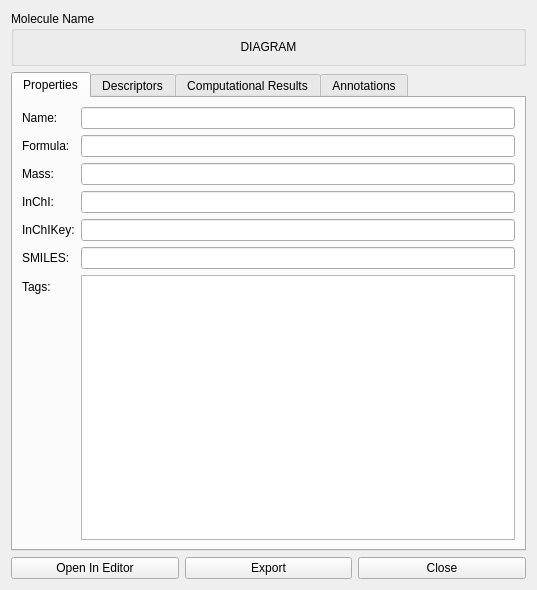
Above: mongochem/gui/moleculedetaildialog.ui from OpenChemistry/mongochem before the change. Below: the same form after it.
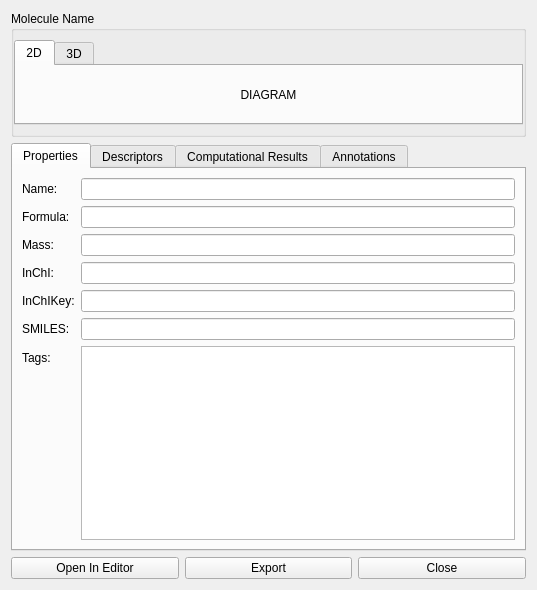
That is the form after the change. Custom widgets are drawn as their Qt base class.

What changed in the file:
```diff
--- a/mongochem/gui/moleculedetaildialog.ui
+++ b/mongochem/gui/moleculedetaildialog.ui
@@ -19,15 +19,45 @@
      <property name="title">
       <string>Molecule Name</string>
      </property>
-     <layout class="QVBoxLayout" name="diagramLayout">
+     <layout class="QVBoxLayout" name="verticalLayout">
+      <property name="leftMargin">
+       <number>0</number>
+      </property>
+      <property name="rightMargin">
+       <number>0</number>
+      </property>
       <item>
-       <widget class="QLabel" name="diagramLabel">
-        <property name="text">
-         <string>DIAGRAM</string>
+       <widget class="QTabWidget" name="diagramTabWidget">
+        <property name="currentIndex">
+         <number>0</number>
         </property>
-        <property name="alignment">
-         <set>Qt::AlignCenter</set>
-        </property>
+        <widget class="QWidget" name="molecule2DTab">
+         <attribute name="title">
+          <string>2D</string>
+         </attribute>
+         <layout class="QVBoxLayout" name="diagram2DLayout">
+          <item>
+           <widget class="QLabel" name="diagram2DLabel">
+            <property name="text">
+             <string>DIAGRAM</string>
+            </property>
+            <property name="alignment">
+             <set>Qt::AlignCenter</set>
+            </property>
+           </widget>
+          </item>
+         </layout>
+        </widget>
+        <widget class="QWidget" name="molecule3DTab">
+         <attribute name="title">
+          <string>3D</string>
+         </attribute>
+         <layout class="QVBoxLayout" name="diagram3DLayout">
+         <item>
+         <widget class="Avogadro::QtOpenGL::GLWidget" name="glWidget"/>
+         </item>
+         </layout>
+        </widget>
        </widget>
       </item>
      </layout>
@@ -263,6 +293,14 @@
    </item>
   </layout>
  </widget>
+  <customwidgets>
+  <customwidget>
+   <class>Avogadro::QtOpenGL::GLWidget</class>
+   <extends>QWidget</extends>
+   <header location="global">avogadro/qtopengl/glwidget.h</header>
+   <container>1</container>
+  </customwidget>
+ </customwidgets>
  <resources/>
  <connections/>
 </ui>
```
